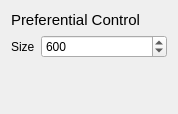
scvalex/visigoth, file visigoth/preferentialcontrol.ui: the form before one commit.
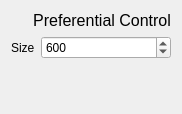
The form after the commit.

Commit message: Toolbar actions added

Diff of the .ui file:
```diff
--- a/visigoth/preferentialcontrol.ui
+++ b/visigoth/preferentialcontrol.ui
@@ -18,11 +18,11 @@
     <widget class="QLabel" name="label">
      <property name="font">
       <font>
-       <pointsize>11</pointsize>
+       <pointsize>12</pointsize>
       </font>
      </property>
      <property name="text">
-      <string>Preferential Control</string>
+      <string>     Preferential Control</string>
      </property>
     </widget>
    </item>
```
The commit also changes 6 other files.
